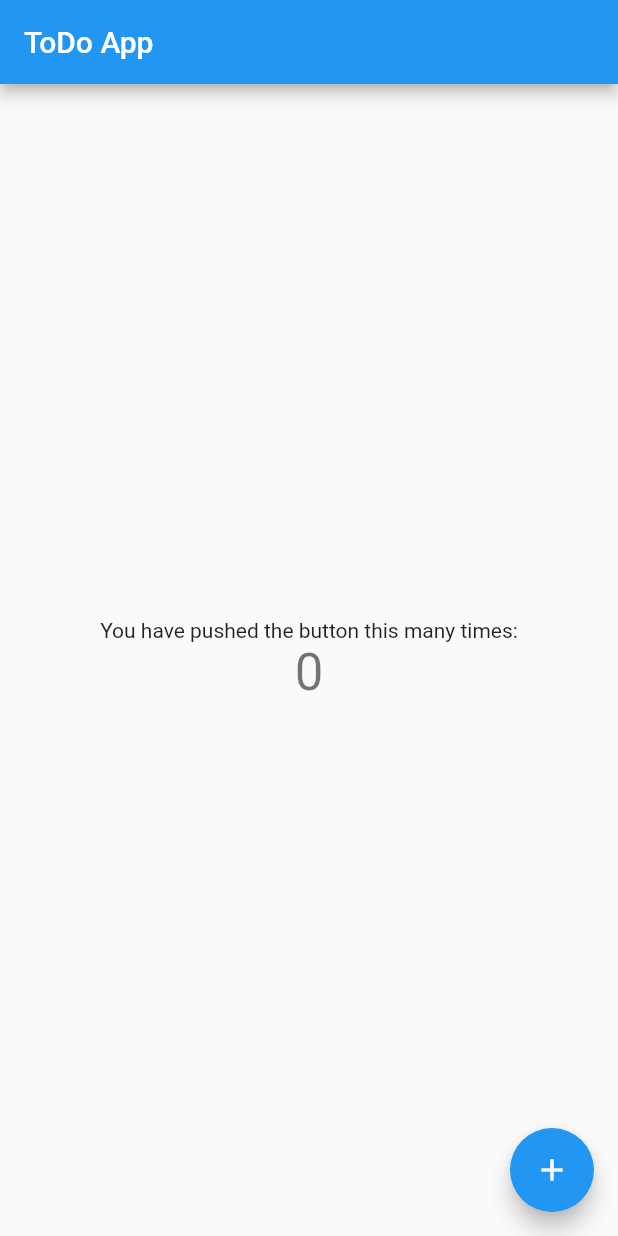
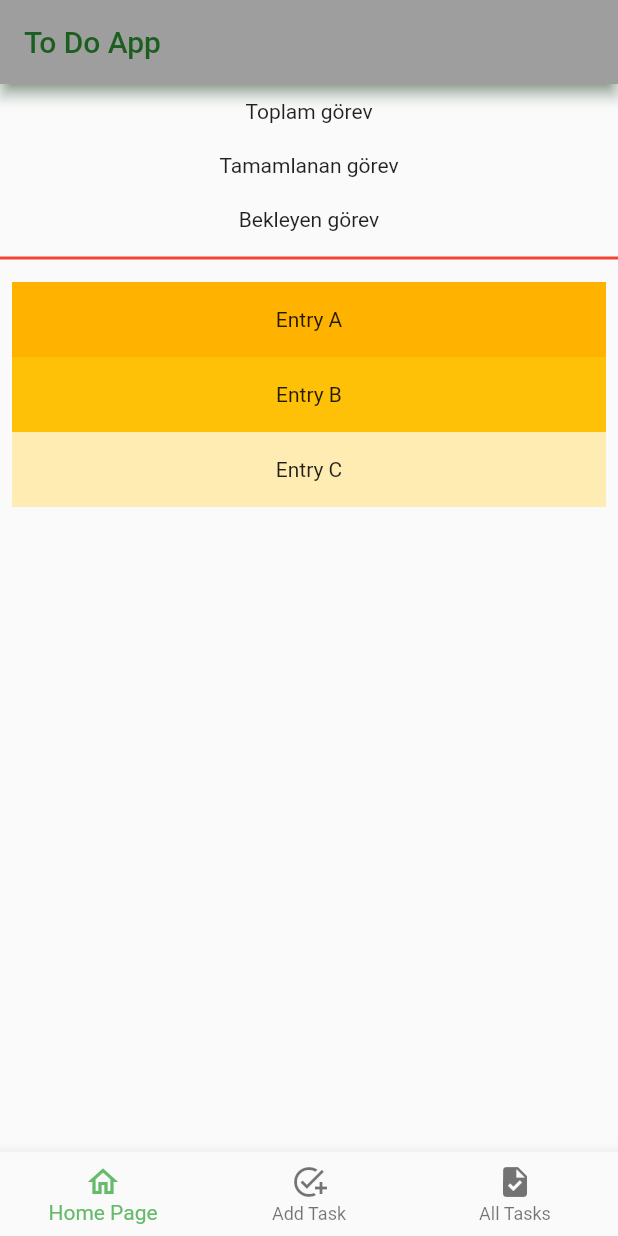
Before and after one commit to silassnbr/Flutter_to_Do_App, a Flutter app: the screen it shows after launch, on a phone screen of 412 x 824 dp. Run offline on Flutter 3.47's test engine with Material 2 defaults, Android fonts, the phone set to English and light mode, and no system bars.

Commit message:
Home and all tasks page design created.

```diff
--- /dev/null
+++ b/todo/lib/home.dart
@@ -0,0 +1,60 @@
+import 'package:flutter/material.dart';
+import 'package:flutter/src/widgets/framework.dart';
+import 'package:flutter/src/widgets/placeholder.dart';
+
+class HomePage extends StatefulWidget {
+  const HomePage({super.key});
+
+  @override
+  State<HomePage> createState() => _HomePageState();
+}
+
+class _HomePageState extends State<HomePage> {
+  @override
+  Widget build(BuildContext context) {
+    return Scaffold(
+      body: Center(
+        child: Column(
+          children: [
+            Padding(
+              padding: EdgeInsets.all(10),
+              child: Text("Toplam görev"),
+            ),
+            Padding(
+              padding: EdgeInsets.all(10),
+              child: Text("Tamamlanan görev"),
+            ),
+            Padding(
+              padding: EdgeInsets.all(10),
+              child: Text("Bekleyen görev"),
+            ),
+            Divider(thickness: 2, color: Colors.red),
+            Container(
+              height: MediaQuery.of(context).size.height * 0.5,
+              child: ListView(
+                padding: const EdgeInsets.all(8),
+                children: <Widget>[
+                  Container(
+                    height: 50,
+                    color: Colors.amber[600],
+                    child: const Center(child: Text('Entry A')),
+                  ),
+                  Container(
+                    height: 50,
+                    color: Colors.amber[500],
+                    child: const Center(child: Text('Entry B')),
+                  ),
+                  Container(
+                    height: 50,
+                    color: Colors.amber[100],
+                    child: const Center(child: Text('Entry C')),
+                  ),
+                ],
+              ),
+            )
+          ],
+        ),
+      ),
+    );
+  }
+}
--- a/todo/lib/main.dart
+++ b/todo/lib/main.dart
@@ -1,4 +1,7 @@
 import 'package:flutter/material.dart';
+import 'package:todo/addTask.dart';
+import 'package:todo/allTasks.dart';
+import 'package:todo/home.dart';
 
 void main() {
   runApp(const MyApp());
@@ -13,9 +16,11 @@ class MyApp extends StatelessWidget {
     return MaterialApp(
       title: 'To Do App',
       theme: ThemeData(
-        primarySwatch: Colors.blue,
+        primarySwatch: Colors.grey,
       ),
-      home: const MyHomePage(title: 'ToDo App'),
+      home: const MyHomePage(
+        title: 'To Do App',
+      ),
     );
   }
 }
@@ -30,68 +35,47 @@ class MyHomePage extends StatefulWidget {
 }
 
 class _MyHomePageState extends State<MyHomePage> {
-  int _counter = 0;
-
-  void _incrementCounter() {
+  int _selectedIndex = 0;
+  final _buildPage = const <Widget>[HomePage(), AddTask(), AllTasksPage()];
+  void tap(int index) {
     setState(() {
-      // This call to setState tells the Flutter framework that something has
-      // changed in this State, which causes it to rerun the build method below
-      // so that the display can reflect the updated values. If we changed
-      // _counter without calling setState(), then the build method would not be
-      // called again, and so nothing would appear to happen.
-      _counter++;
+      _selectedIndex = index;
     });
   }
 
   @override
   Widget build(BuildContext context) {
-    // This method is rerun every time setState is called, for instance as done
-    // by the _incrementCounter method above.
-    //
-    // The Flutter framework has been optimized to make rerunning build methods
-    // fast, so that you can just rebuild anything that needs updating rather
-    // than having to individually change instances of widgets.
     return Scaffold(
       appBar: AppBar(
-        // Here we take the value from the MyHomePage object that was created by
-        // the App.build method, and use it to set our appbar title.
-        title: Text(widget.title),
+        title: Text(
+          widget.title,
+          style: TextStyle(color: Colors.green[900]),
+        ),
+        shadowColor: Colors.green[900],
       ),
-      body: Center(
-        // Center is a layout widget. It takes a single child and positions it
-        // in the middle of the parent.
-        child: Column(
-          // Column is also a layout widget. It takes a list of children and
-          // arranges them vertically. By default, it sizes itself to fit its
-          // children horizontally, and tries to be as tall as its parent.
-          //
-          // Invoke "debug painting" (press "p" in the console, choose the
-          // "Toggle Debug Paint" action from the Flutter Inspector in Android
-          // Studio, or the "Toggle Debug Paint" command in Visual Studio Code)
-          // to see the wireframe for each widget.
-          //
-          // Column has various properties to control how it sizes itself and
-          // how it positions its children. Here we use mainAxisAlignment to
-          // center the children vertically; the main axis here is the vertical
-          // axis because Columns are vertical (the cross axis would be
-          // horizontal).
-          mainAxisAlignment: MainAxisAlignment.center,
-          children: <Widget>[
-            const Text(
-              'You have pushed the button this many times:',
-            ),
-            Text(
-              '$_counter',
-              style: Theme.of(context).textTheme.headlineMedium,
-            ),
-          ],
-        ),
+      body: IndexedStack(
+        index: _selectedIndex,
+        children: _buildPage,
       ),
-      floatingActionButton: FloatingActionButton(
-        onPressed: _incrementCounter,
-        tooltip: 'Increment',
-        child: const Icon(Icons.add),
-      ), // This trailing comma makes auto-formatting nicer for build methods.
+      bottomNavigationBar: BottomNavigationBar(
+        items: const <BottomNavigationBarItem>[
+          BottomNavigationBarItem(
+            icon: Icon(Icons.home_outlined),
+            label: 'Home Page',
+          ),
+          BottomNavigationBarItem(
+            icon: Icon(Icons.add_task_sharp),
+            label: 'Add Task',
+          ),
+          BottomNavigationBarItem(
+            icon: Icon(Icons.task),
+            label: 'All Tasks',
+          ),
+        ],
+        currentIndex: _selectedIndex,
+        selectedItemColor: Colors.green[400],
+        onTap: tap,
+      ),
     );
   }
 }
```
Also changed, not shown: todo/lib/addTask.dart (added, +21 -0 lines), todo/lib/allTasks.dart (added, +49 -0 lines).
